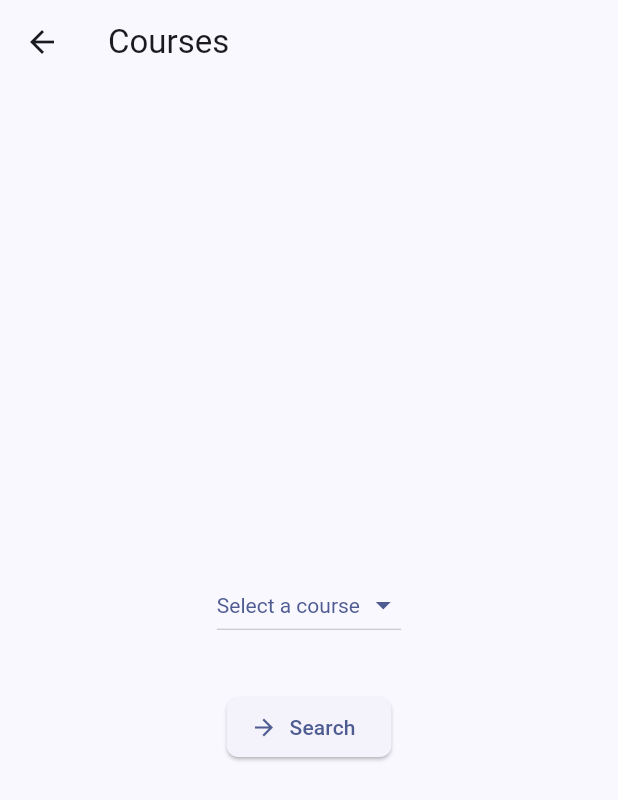
After one commit to oluwaferanmisao/result_checker_desktop-app-assignment, a Flutter app: the screen it shows after launch, after a tap on "Login", on a phone screen of 412 x 824 dp. The commit adds this screen. Shown: the top 800 px of the screen. Run offline on Flutter 3.47's test engine with Material 3 defaults, Android fonts, the phone set to English and light mode, and no system bars.

Commit message:
Added new pages and features

```diff
--- /dev/null
+++ b/lib/pages/courses_search.dart
@@ -0,0 +1,93 @@
+import 'package:flutter/material.dart';
+
+class CoursesSearch extends StatefulWidget {
+  const CoursesSearch({super.key});
+
+  @override
+  State<CoursesSearch> createState() => _CoursesSearchState();
+}
+
+List<DropdownMenuItem<String>> get dropdownItems {
+  List<DropdownMenuItem<String>> menuItems = [
+    DropdownMenuItem(value: "CSC101", child: Text("CSC101")),
+    DropdownMenuItem(value: "MAT102", child: Text("MAT102")),
+    DropdownMenuItem(value: "PHY105", child: Text("PHY105")),
+    DropdownMenuItem(value: "ENG201", child: Text("ENG201")),
+    DropdownMenuItem(value: "BIO110", child: Text("BIO110")),
+    DropdownMenuItem(value: "HIS205", child: Text("HIS205")),
+    DropdownMenuItem(value: "CHM120", child: Text("CHM120")),
+    DropdownMenuItem(value: "ECO101", child: Text("ECO101")),
+    DropdownMenuItem(value: "PSY100", child: Text("PSY100")),
+    DropdownMenuItem(value: "SOC150", child: Text("SOC150")),
+  ];
+  return menuItems;
+}
+
+class _CoursesSearchState extends State<CoursesSearch> {
+  var _selectedCourse;
+
+  @override
+  Widget build(BuildContext context) {
+    double screenWidth = MediaQuery.of(context).size.width;
+    double screenHeight = MediaQuery.of(context).size.height;
+    double horizontalPadding = screenWidth * 0.03;
+    double verticalPadding = screenHeight * 0.01;
+
+    return Scaffold(
+      backgroundColor: Theme.of(context).colorScheme.surface,
+      appBar: AppBar(
+        title: Text('Courses'),
+      ),
+      body: Column(
+        mainAxisAlignment: MainAxisAlignment.center,
+        children: [
+          Center(
+            child: DropdownButton(
+              padding: EdgeInsets.symmetric(
+                horizontal: horizontalPadding,
+                vertical: verticalPadding,
+              ),
+              items: dropdownItems,
+              style: TextStyle(color: Theme.of(context).colorScheme.primary),
+              hint: Text(
+                'Select a course ',
+                style: TextStyle(
+                  color: Theme.of(context).colorScheme.primary,
+                ),
+              ),
+              icon: Icon(
+                Icons.arrow_drop_down,
+                color: Theme.of(context).colorScheme.primary,
+              ),
+              dropdownColor: Theme.of(context).colorScheme.surface,
+              value: _selectedCourse,
+              elevation: 3,
+              borderRadius: BorderRadius.circular(8),
+              onChanged: (selectedCourse) {
+                setState(() {
+                  _selectedCourse = selectedCourse;
+                });
+              },
+            ),
+          ),
+
+          SizedBox(height: 25),
+
+          // Button Widget
+          ElevatedButton.icon(
+            onPressed: () {},
+            label: Text('Search'),
+            icon: Icon(Icons.arrow_forward),
+            style: ButtonStyle(
+              shape: WidgetStatePropertyAll(
+                RoundedRectangleBorder(
+                  borderRadius: BorderRadius.circular(8),
+                ),
+              ),
+            ),
+          )
+        ],
+      ),
+    );
+  }
+}
--- a/lib/pages/home_screen.dart
+++ b/lib/pages/home_screen.dart
@@ -1,4 +1,5 @@
 import 'package:flutter/material.dart';
+import 'package:result_checker/pages/courses_search.dart';
 import 'package:result_checker/pages/results.dart';
 import 'package:result_checker/students_data.dart';
 import 'package:result_checker/widgets/my_textfield.dart';
@@ -54,12 +55,14 @@ class _HomeScreenState extends State<HomeScreen> {
           shape: RoundedRectangleBorder(
             borderRadius: BorderRadius.circular(8.0),
           ),
+          backgroundColor: Theme.of(context).colorScheme.surface,
           titlePadding: EdgeInsets.all(16.0),
           contentPadding: EdgeInsets.all(16.0),
           title: Row(
+            crossAxisAlignment: CrossAxisAlignment.center,
             children: [
-              Icon(Icons.error, color: Colors.red, size: 30),
-              SizedBox(width: 8),
+              Icon(Icons.error, color: Theme.of(context).colorScheme.error),
+              SizedBox(width: 5),
               Text(
                 'Error',
                 style: TextStyle(fontSize: 20, fontWeight: FontWeight.bold),
@@ -180,12 +183,19 @@ class _HomeScreenState extends State<HomeScreen> {
 
               // Login button
               ElevatedButton.icon(
-                label: Text('Check Result!'),
+                label: Text('Login'),
                 onPressed: () {
-                  login();
-                  emailController.clear();
-                  matricNoController.clear();
-                  passwordController.clear();
+                  // login();
+                  // emailController.clear();
+                  // matricNoController.clear();
+                  // passwordController.clear();
+
+                  Navigator.push(
+                    context,
+                    MaterialPageRoute(
+                      builder: (context) => CoursesSearch(),
+                    ),
+                  );
                 },
                 icon: Icon(Icons.arrow_forward),
                 style: ButtonStyle(
@@ -196,6 +206,9 @@ class _HomeScreenState extends State<HomeScreen> {
                   ),
                 ),
               ),
+
+              // little space for beneath the login button
+              SizedBox(height: 10),
             ],
           ),
         ),
@@ -208,6 +221,7 @@ class _HomeScreenState extends State<HomeScreen> {
       context: context,
       builder: (context) {
         return AlertDialog(
+          backgroundColor: Theme.of(context).colorScheme.surface,
           title: Center(
             child: Row(
               children: [
```
